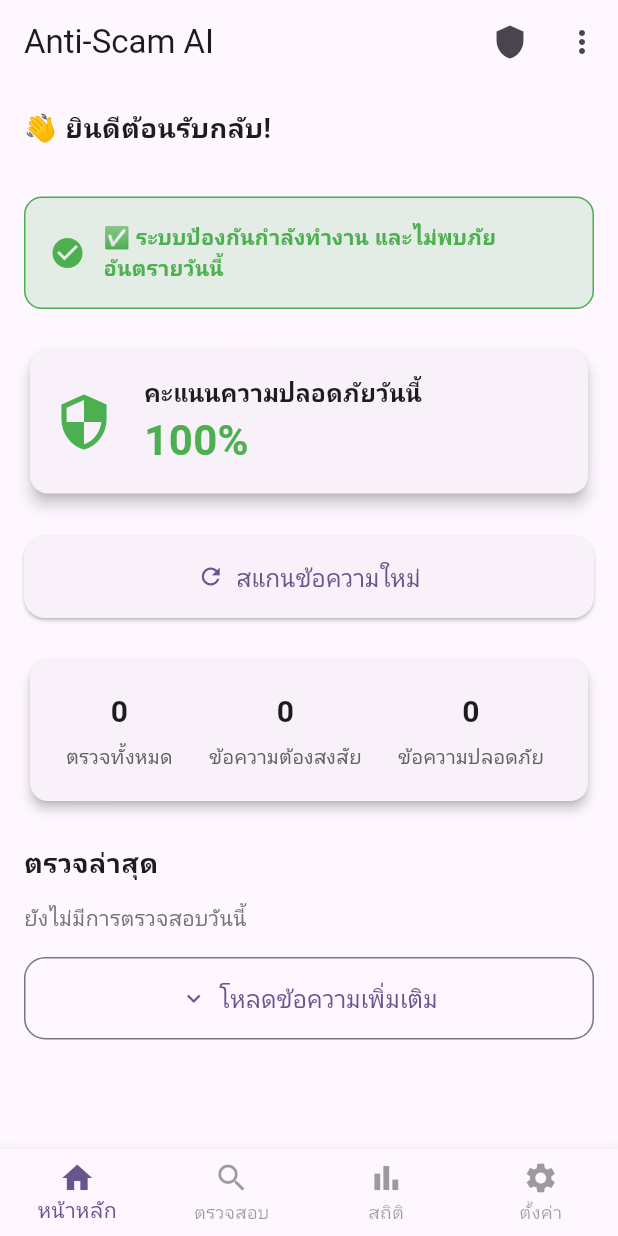
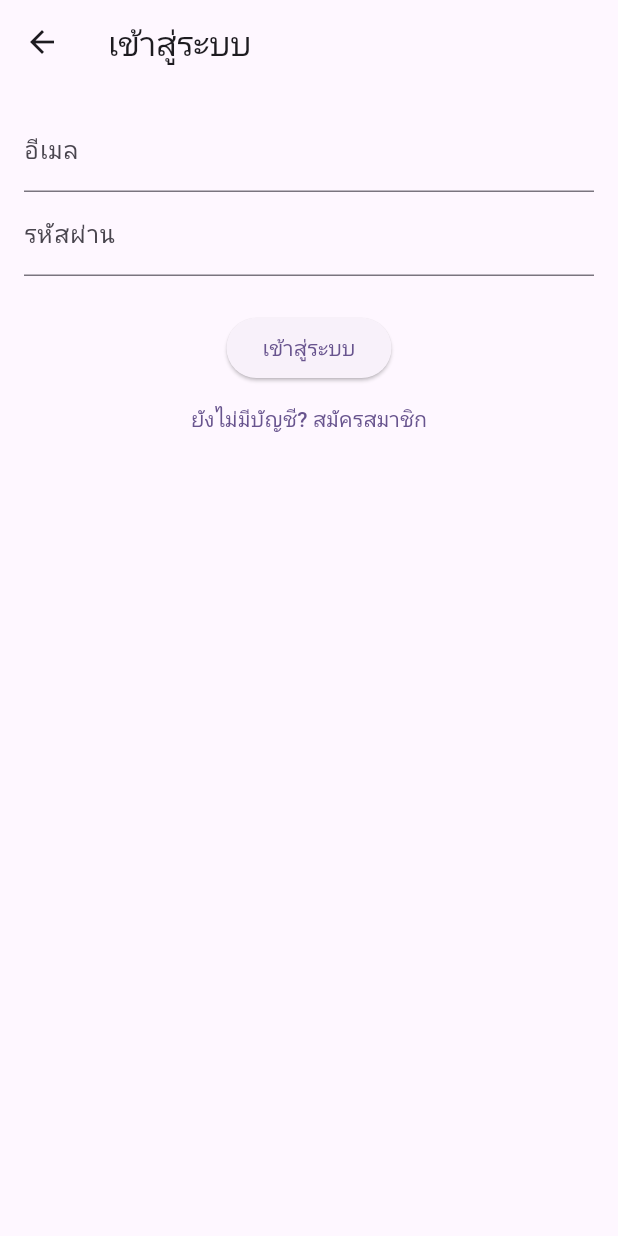
Before and after one commit to MathusKhetanan/anti_scam_ai-appAndroin, a Flutter app: the screen it shows after launch, on a phone screen of 412 x 824 dp. Run offline on Flutter 3.47's test engine with Material 3 defaults, Android fonts, the phone set to English and light mode, and no system bars; our stand-ins replace awesome_notifications, google_fonts, shared_preferences, sqflite, supabase_flutter; missing offline and left inert: telephony; accounts and stored records are empty; Roboto replaces fonts that are missing (Kanit).

Commit message:
อัพเดท

```diff
--- a/lib/main.dart
+++ b/lib/main.dart
@@ -1,6 +1,10 @@
 import 'package:flutter/material.dart';
 import 'package:flutter/services.dart';
-import 'screens/permission/permission_screen.dart'; // import ไฟล์ permission_screen.dart
+import 'package:supabase_flutter/supabase_flutter.dart';
+import 'screens/auth/register_screen.dart';
+
+import 'screens/auth/login_screen.dart';
+import 'screens/permission/permission_screen.dart';
 import 'screens/main/main_screen.dart';
 import 'screens/main/home_screen.dart';
 import 'screens/main/scan_screen.dart';
@@ -18,8 +22,14 @@ const MethodChannel methodChannel = MethodChannel('message_monitor');
 // EventChannel สำหรับรับข้อความจาก native
 const EventChannel eventChannel = EventChannel('message_monitor_event');
 
-void main() {
+Future<void> main() async {
   WidgetsFlutterBinding.ensureInitialized();
+
+  await Supabase.initialize(
+    url: 'https://zcqubcxrnwehbtvvxuip.supabase.co', // ← ใส่ URL จริงของคุณ
+    anonKey: 'eyJhbGciOiJIUzI1NiIsInR5cCI6IkpXVCJ9.eyJpc3MiOiJzdXBhYmFzZSIsInJlZiI6InpjcXViY3hybndlaGJ0dnZ4dWlwIiwicm9sZSI6ImFub24iLCJpYXQiOjE3NTI4MDM1MzYsImV4cCI6MjA2ODM3OTUzNn0.ETtbrZJ-asQDaVOUdCNLFfzLG9bLA70QyCwiBIePWGo',               // ← ใส่ anon key จาก Supabase
+  );
+
   runApp(const MyApp());
 }
 
@@ -43,7 +53,6 @@ class _MyAppState extends State<MyApp> {
     try {
       final granted = await methodChannel.invokeMethod<bool>('requestPermissions');
       if (granted == false) {
-        // ถ้ายังไม่ได้เปิด Notification Listener ให้เปิดหน้าตั้งค่า
         await methodChannel.invokeMethod('requestNotificationListenerPermission');
       }
     } on PlatformException catch (e) {
@@ -79,6 +88,8 @@ class _MyAppState extends State<MyApp> {
 
   @override
   Widget build(BuildContext context) {
+    final isLoggedIn = Supabase.instance.client.auth.currentUser != null;
+
     return ValueListenableBuilder<ThemeMode>(
       valueListenable: themeModeNotifier,
       builder: (context, currentThemeMode, child) {
@@ -97,9 +108,11 @@ class _MyAppState extends State<MyApp> {
             useMaterial3: true,
           ),
           themeMode: currentThemeMode,
-          initialRoute: '/',
+          initialRoute: isLoggedIn ? '/' : '/login', // 🔁 เช็กสถานะผู้ใช้
           routes: {
   '/': (context) => MainScreen(themeModeNotifier: themeModeNotifier),
+  '/login': (context) => const LoginScreen(),
+  '/register': (context) => RegisterScreen(),  // <-- เพิ่มตรงนี้
   '/home': (context) => const HomeScreen(),
   '/scan': (context) => const ScanScreen(),
   '/stats': (context) => StatsScreen(),
--- /dev/null
+++ b/lib/screens/auth/login_screen.dart
@@ -0,0 +1,84 @@
+import 'package:flutter/material.dart';
+import 'package:supabase_flutter/supabase_flutter.dart';
+
+class LoginScreen extends StatefulWidget {
+  const LoginScreen({super.key});
+
+  @override
+  State<LoginScreen> createState() => _LoginScreenState();
+}
+
+class _LoginScreenState extends State<LoginScreen> {
+  final _emailController = TextEditingController();
+  final _passwordController = TextEditingController();
+  bool _isLoading = false;
+
+  final _supabase = Supabase.instance.client;
+
+  Future<void> _login() async {
+    setState(() => _isLoading = true);
+    final email = _emailController.text.trim();
+    final password = _passwordController.text;
+
+    try {
+      final response = await _supabase.auth.signInWithPassword(
+        email: email,
+        password: password,
+      );
+
+      if (response.user != null) {
+        // ล็อกอินสำเร็จ
+        if (mounted) {
+          Navigator.pushReplacementNamed(context, '/home');
+        }
+      }
+    } on AuthException catch (e) {
+      ScaffoldMessenger.of(context).showSnackBar(
+        SnackBar(content: Text('เข้าสู่ระบบล้มเหลว: ${e.message}')),
+      );
+    } catch (e) {
+      ScaffoldMessenger.of(context).showSnackBar(
+        const SnackBar(content: Text('เกิดข้อผิดพลาดบางอย่าง')),
+      );
+    } finally {
+      setState(() => _isLoading = false);
+    }
+  }
+
+  @override
+  Widget build(BuildContext context) {
+    return Scaffold(
+      appBar: AppBar(title: const Text('เข้าสู่ระบบ')),
+      body: Padding(
+        padding: const EdgeInsets.all(16),
+        child: Column(
+          children: [
+            TextField(
+              controller: _emailController,
+              decoration: const InputDecoration(labelText: 'อีเมล'),
+              keyboardType: TextInputType.emailAddress,
+            ),
+            TextField(
+              controller: _passwordController,
+              decoration: const InputDecoration(labelText: 'รหัสผ่าน'),
+              obscureText: true,
+            ),
+            const SizedBox(height: 24),
+            _isLoading
+                ? const CircularProgressIndicator()
+                : ElevatedButton(
+                    onPressed: _login,
+                    child: const Text('เข้าสู่ระบบ'),
+                  ),
+            TextButton(
+              onPressed: () {
+                Navigator.pushNamed(context, '/register');
+              },
+              child: const Text('ยังไม่มีบัญชี? สมัครสมาชิก'),
+            )
+          ],
+        ),
+      ),
+    );
+  }
+}
--- a/lib/screens/main/main_screen.dart
+++ b/lib/screens/main/main_screen.dart
@@ -4,6 +4,7 @@ import 'home_screen.dart' as home_screen;
 import 'scan_screen.dart' as scan_screen;
 import 'package:anti_scam_ai/screens/stats/stats_screen.dart' as stats_screen;
 import '../profile/settings_screen.dart' as settings_screen;
+import '../profile/user_screen.dart' as user_screen; // ✅ เพิ่มหน้าผู้ใช้
 import '../widgets/app_navigation.dart';
 
 class MainScreen extends StatefulWidget {
@@ -24,10 +25,13 @@ class _MainScreenState extends State<MainScreen> {
   void initState() {
     super.initState();
     _screens = [
-      const home_screen.HomeScreen(),
-      const scan_screen.ScanScreen(),
-      const stats_screen.StatsScreen(), // เปลี่ยนเป็น StatsScreen
-      settings_screen.SettingsScreen(themeModeNotifier: widget.themeModeNotifier),
+      const home_screen.HomeScreen(),                       // หน้า 0
+      const scan_screen.ScanScreen(),                       // หน้า 1
+      const stats_screen.StatsScreen(),                     // หน้า 2
+      settings_screen.SettingsScreen(                       // หน้า 3
+        themeModeNotifier: widget.themeModeNotifier,
+      ),
+      const user_screen.UserScreen(),                       // ✅ หน้า 4: ผู้ใช้
     ];
   }
 
--- a/lib/screens/widgets/app_navigation.dart
+++ b/lib/screens/widgets/app_navigation.dart
@@ -40,6 +40,11 @@
             label: 'ตั้งค่า',
             tooltip: 'ตั้งค่าการแจ้งเตือนและกฎการตรวจจับ',
           ),
+          BottomNavigationBarItem(
+          icon: Icon(Icons.person),
+          label: 'ผู้ใช้',
+          tooltip: 'เข้าสู่ระบบ / บัญชีผู้ใช้',
+        ),
         ],
       );
     }
--- a/pubspec.yaml
+++ b/pubspec.yaml
@@ -8,7 +8,7 @@ environment:
 dependencies:
   flutter:
     sdk: flutter
-
+  supabase_flutter: ^2.0.0
   # Anti-Scam Core Packages
   telephony: ^0.2.0
   awesome_notifications: ^0.10.1
```
Also changed, not shown: lib/screens/auth/auth_service.dart (added, +26 -0 lines), lib/screens/auth/register_screen.dart (added, +89 -0 lines), lib/screens/profile/user_screen.dart (added, +159 -0 lines), pubspec.lock, 5 other files. Lines whose indentation alone changed are shown as unchanged.
